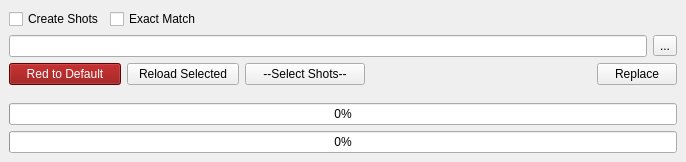
Old version of the form ui/main.ui in the repository iceanimations/replaceReadPath.
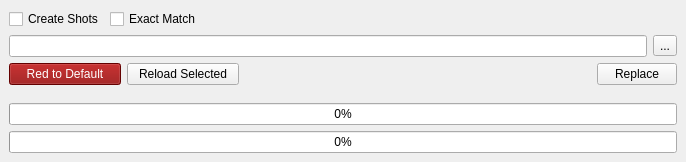
New version of the form.

Commit message: cui used for shot selection

What changed in the file:
```diff
--- a/ui/main.ui
+++ b/ui/main.ui
@@ -109,19 +109,6 @@
         </property>
        </widget>
       </item>
-      <item>
-       <widget class="QPushButton" name="shotsButton">
-        <property name="minimumSize">
-         <size>
-          <width>120</width>
-          <height>0</height>
-         </size>
-        </property>
-        <property name="text">
-         <string>--Select Shots--</string>
-        </property>
-       </widget>
-      </item>
       <item>
        <spacer name="horizontalSpacer">
         <property name="orientation">
```
Left out of the diff: 21 changed lines with no effect on the pictures. The commit also changes 1 other file.
